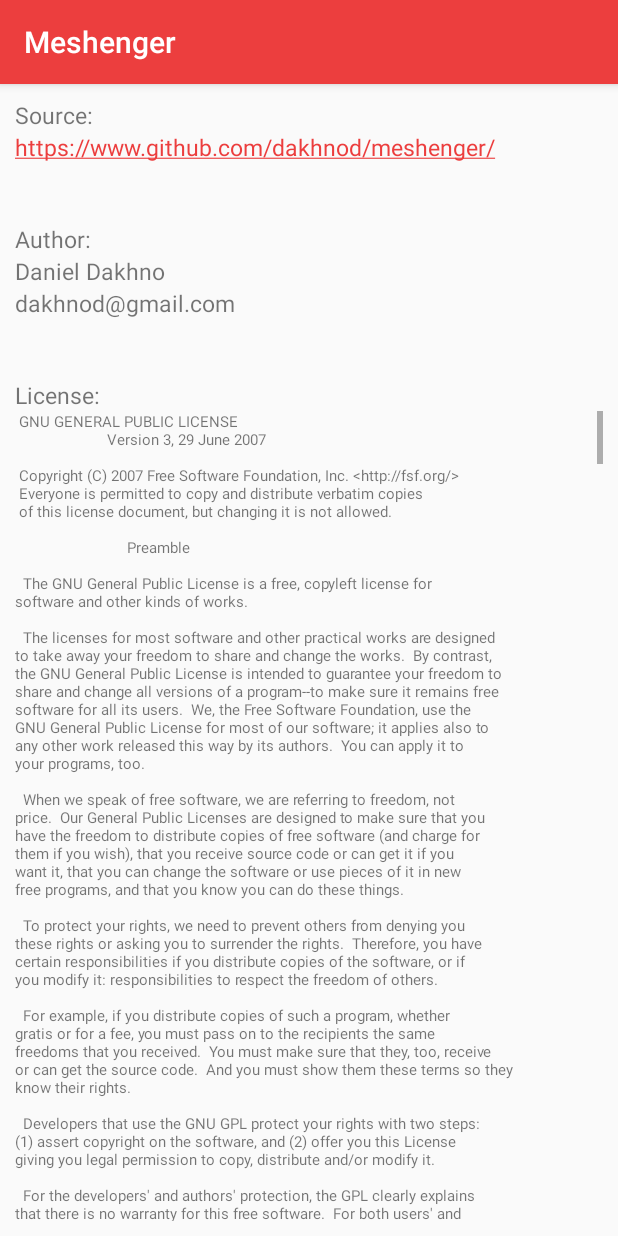
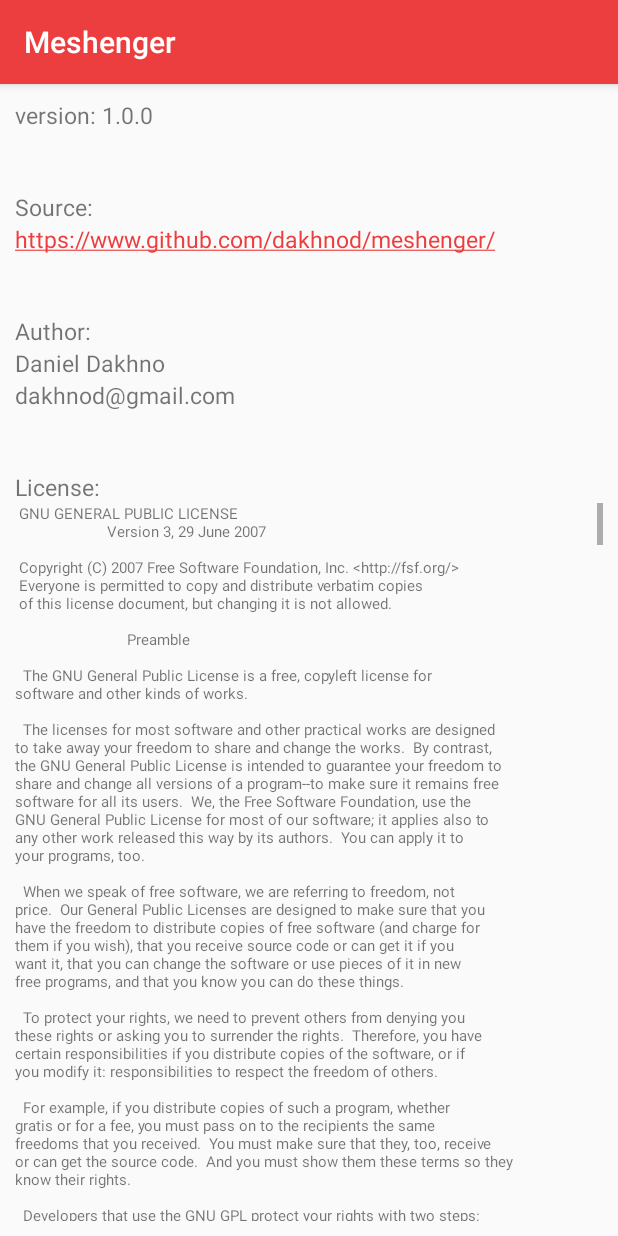
Before and after one commit to tnsr1cnhtyh/meshenger-android, an Android app: the AboutActivity screen opened directly, with no data from a screen before it, on a phone screen of 412 x 824 dp. Run offline under Robolectric (Android 15) with nearby library versions, the phone set to English and light mode, and no system bars.

Commit message:
moved version to 'about' page

```diff
--- a/app/src/main/java/d/d/meshenger/AboutActivity.java
+++ b/app/src/main/java/d/d/meshenger/AboutActivity.java
@@ -36,6 +36,8 @@
         }).start();
         findViewById(R.id.mailText).setOnClickListener(v -> sendMail());
 
+
+        ((TextView) findViewById(R.id.versionTv)).setText("version: " + BuildConfig.VERSION_NAME);
     }
 
     public void sendMail(){
--- a/app/src/main/java/d/d/meshenger/SettingsActivity.java
+++ b/app/src/main/java/d/d/meshenger/SettingsActivity.java
@@ -49,7 +49,6 @@
             }
         });
 
-        ((TextView) findViewById(R.id.versionTv)).setText("version: " + BuildConfig.VERSION_NAME);
     }
 
     private void getLocale(){
--- a/app/src/main/res/layout/activity_about.xml
+++ b/app/src/main/res/layout/activity_about.xml
@@ -12,11 +12,19 @@
         android:orientation="vertical"
         android:layout_margin="10dp">
 
+
+        <TextView
+            android:id="@+id/versionTv"
+            android:layout_width="wrap_content"
+            android:layout_height="wrap_content"
+            android:textSize="15dp" />
+
         <TextView
             android:layout_width="wrap_content"
             android:layout_height="wrap_content"
             android:text="@string/about_source"
-            android:textSize="15dp"/>
+            android:textSize="15dp"
+            android:layout_marginTop="40dp"/>
 
         <TextView
             android:layout_width="wrap_content"
```
Also changed, not shown: app/src/main/res/layout/activity_settings.xml (+0 -18 lines).
